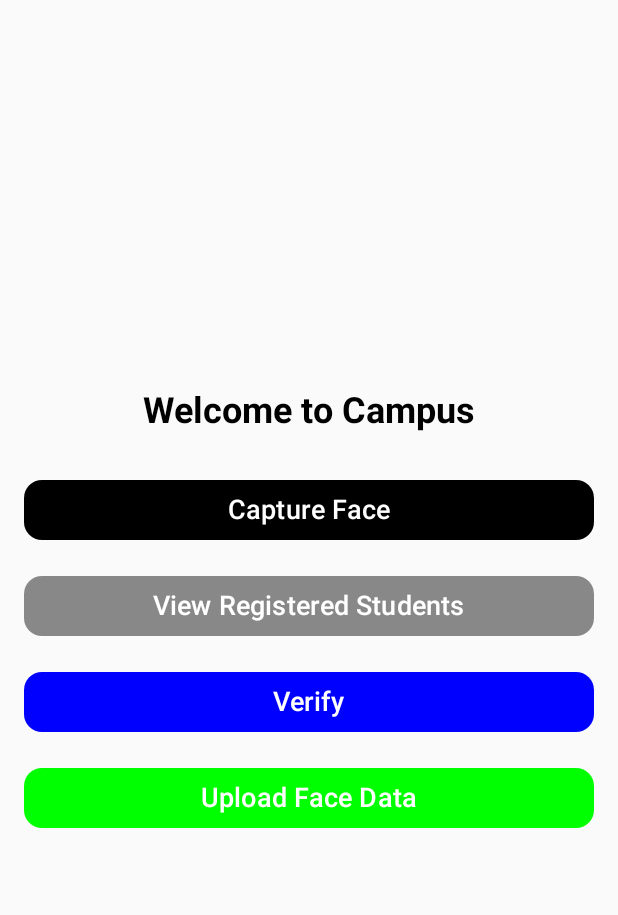
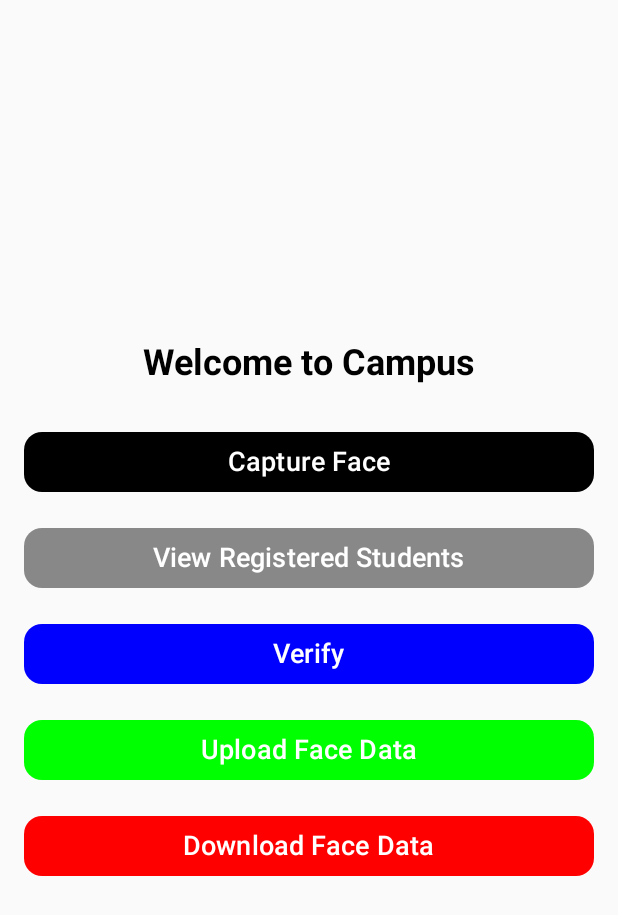
Before and after one commit to ThakurShyamSingh/StudentAttendance, an Android app built with Jetpack Compose: the DashboardScreen screen opened through its navigation route, on a phone screen of 412 x 824 dp. Shown: the top 915 px of the screen. Run offline under Robolectric (Android 15) with nearby library versions, the phone set to English and light mode, and no system bars; 2 statements that could not run were skipped.

Commit message:
second commit firebase uploading of the student details is happening in realtime we can download student details as well crowd sensing in progress

```diff
--- a/app/src/main/java/com/example/campus/MainActivity.kt
+++ b/app/src/main/java/com/example/campus/MainActivity.kt
@@ -1,21 +1,76 @@
 package com.example.campus
 
+import android.Manifest
+import android.content.pm.PackageManager
+import android.os.Build
 import android.os.Bundle
 import androidx.activity.ComponentActivity
 import androidx.activity.compose.setContent
+import androidx.core.app.ActivityCompat
+import androidx.core.content.ContextCompat
 import com.example.campus.ui.AppNavigation
 import com.google.firebase.appcheck.FirebaseAppCheck
 import com.google.firebase.appcheck.playintegrity.PlayIntegrityAppCheckProviderFactory
+import com.example.campus.worker.FirestoreDownloadScheduler
 
 class MainActivity : ComponentActivity() {
     override fun onCreate(savedInstanceState: Bundle?) {
+        super.onCreate(savedInstanceState)
+
+        // Schedule Firestore download
+        FirestoreDownloadScheduler.scheduleDailyDownload(this)
+
+        // Initialize Firebase AppCheck
         FirebaseAppCheck.getInstance().installAppCheckProviderFactory(
             PlayIntegrityAppCheckProviderFactory.getInstance()
         )
 
-        super.onCreate(savedInstanceState)
+        // Request necessary permissions (Bluetooth & Location)
+        requestPermissions()
+
         setContent {
             AppNavigation() // Load the navigation system
         }
     }
+
+    private fun requestPermissions() {
+        val permissions = mutableListOf<String>()
+
+        // Check Bluetooth permissions based on API level
+        if (Build.VERSION.SDK_INT >= Build.VERSION_CODES.S) {
+            if (ContextCompat.checkSelfPermission(this, Manifest.permission.BLUETOOTH_SCAN)
+                != PackageManager.PERMISSION_GRANTED
+            ) {
+                permissions.add(Manifest.permission.BLUETOOTH_SCAN)
+            }
+            if (ContextCompat.checkSelfPermission(this, Manifest.permission.BLUETOOTH_CONNECT)
+                != PackageManager.PERMISSION_GRANTED
+            ) {
+                permissions.add(Manifest.permission.BLUETOOTH_CONNECT)
+            }
+        } else {
+            if (ContextCompat.checkSelfPermission(this, Manifest.permission.BLUETOOTH)
+                != PackageManager.PERMISSION_GRANTED
+            ) {
+                permissions.add(Manifest.permission.BLUETOOTH)
+            }
+        }
+
+        // Prepare for location tracking (Future use)
+        if (ContextCompat.checkSelfPermission(this, Manifest.permission.ACCESS_FINE_LOCATION)
+            != PackageManager.PERMISSION_GRANTED
+        ) {
+            permissions.add(Manifest.permission.ACCESS_FINE_LOCATION)
+        }
+        if (ContextCompat.checkSelfPermission(this, Manifest.permission.ACCESS_COARSE_LOCATION)
+            != PackageManager.PERMISSION_GRANTED
+        ) {
+            permissions.add(Manifest.permission.ACCESS_COARSE_LOCATION)
+        }
+
+        // Request permissions if needed
+        if (permissions.isNotEmpty()) {
+            ActivityCompat.requestPermissions(this, permissions.toTypedArray(), 1001)
+        }
+    }
 }
--- a/app/src/main/java/com/example/campus/ui/Dashboard.kt
+++ b/app/src/main/java/com/example/campus/ui/Dashboard.kt
@@ -12,11 +12,15 @@ import androidx.compose.ui.text.font.FontWeight
 import androidx.compose.ui.unit.dp
 import androidx.compose.ui.unit.sp
 import androidx.navigation.NavController
+import com.example.campus.util.CrowdsensingHelper
+
 
 @Composable
 fun DashboardScreen(navController: NavController, context: Context) {
     var isUploading by remember { mutableStateOf(false) }
     var uploadProgress by remember { mutableFloatStateOf(0f) }
+    var isDownloading by remember { mutableStateOf(false) }
+    var downloadComplete by remember { mutableStateOf(false) }
 
     Column(
         modifier = Modifier
@@ -72,10 +76,40 @@ fun DashboardScreen(navController: NavController, context: Context) {
             Text("Upload Face Data", color = Color.White, fontSize = 18.sp)
         }
 
+
+
+
         if (isUploading) {
             Spacer(modifier = Modifier.height(10.dp))
-            LinearProgressIndicator(progress = { uploadProgress }, modifier = Modifier.fillMaxWidth())
-            Text("Uploading... ${ (uploadProgress * 100).toInt() }%", fontSize = 16.sp)
+            CircularProgressIndicator(modifier = Modifier.size(24.dp))
+            Text("Uploading...", fontSize = 16.sp)
+        }
+
+        Button(
+            onClick = {
+                FirestoreDownloader.downloadJSONFromFirestore(
+                    context,
+                    onDownloading = { isDownloading = it },
+                    onComplete = { downloadComplete = it }
+                )
+            },
+            modifier = Modifier.fillMaxWidth().padding(vertical = 8.dp),
+            shape = RoundedCornerShape(12.dp),
+            colors = ButtonDefaults.buttonColors(containerColor = Color.Red),
+            enabled = !isDownloading
+        ) {
+            Text("Download Face Data", color = Color.White, fontSize = 18.sp)
+        }
+
+        if (isDownloading) {
+            Spacer(modifier = Modifier.height(10.dp))
+            CircularProgressIndicator(modifier = Modifier.size(24.dp))
+            Text("Downloading...", fontSize = 16.sp)
+        }
+
+        if (downloadComplete) {
+            Spacer(modifier = Modifier.height(10.dp))
+            Text("Download Complete!", color = Color.Green, fontSize = 16.sp)
         }
     }
 }
--- /dev/null
+++ b/app/src/main/java/com/example/campus/worker/FirestoreDownloadScheduler.kt
@@ -0,0 +1,23 @@
+package com.example.campus.worker
+
+import android.content.Context
+import androidx.work.PeriodicWorkRequestBuilder
+import androidx.work.WorkManager
+import java.util.concurrent.TimeUnit
+import androidx.work.ExistingPeriodicWorkPolicy
+
+
+object FirestoreDownloadScheduler {
+    fun scheduleDailyDownload(context: Context) {
+        val workRequest = PeriodicWorkRequestBuilder<FirestoreDownloadWorker>(1, TimeUnit.DAYS)
+            .setInitialDelay(1, TimeUnit.HOURS) // Starts 1 hour after scheduling
+            .build()
+
+        WorkManager.getInstance(context).enqueueUniquePeriodicWork(
+            "dailyFirestoreDownload",
+            ExistingPeriodicWorkPolicy.KEEP, // ✅ Use ExistingPeriodicWorkPolicy instead
+            workRequest
+        )
+
+    }
+}
```
Also changed, not shown: app/build.gradle.kts (+2 -8 lines), app/src/main/AndroidManifest.xml (+9 -0 lines), app/src/main/java/com/example/campus/ui/FirestoreDownloader.kt (added, +62 -0 lines), app/src/main/java/com/example/campus/util/BluetoothHelper.kt (deleted, +0 -70 lines), app/src/main/java/com/example/campus/util/CrowdsensingHelper.kt (added, +151 -0 lines), app/src/main/java/com/example/campus/util/WiFiHelper.kt (deleted, +0 -36 lines), app/src/main/java/com/example/campus/worker/FirestoreDownloadWorker.kt (added, +36 -0 lines).
